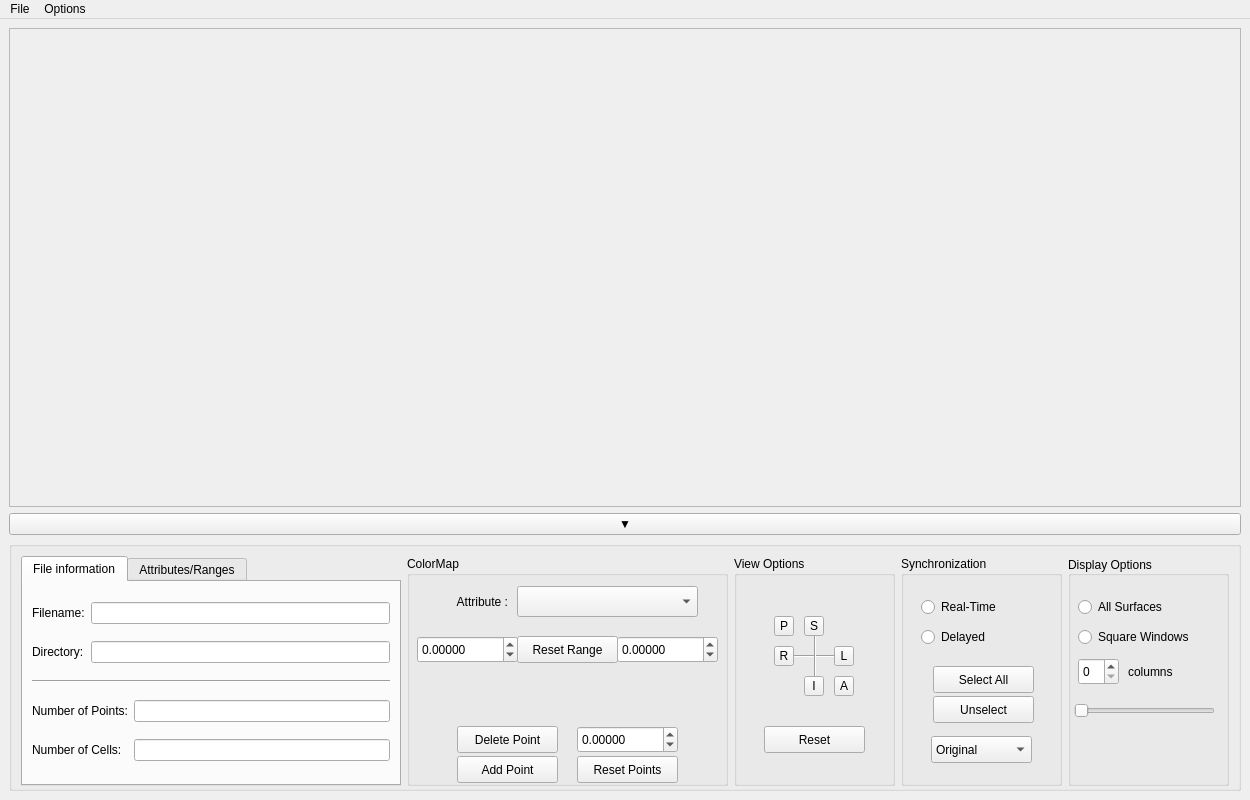
The window that src/ShapePopulationQT.ui (NIRALUser/ShapePopulationViewer) describes before a commit, drawn with Qt 5.
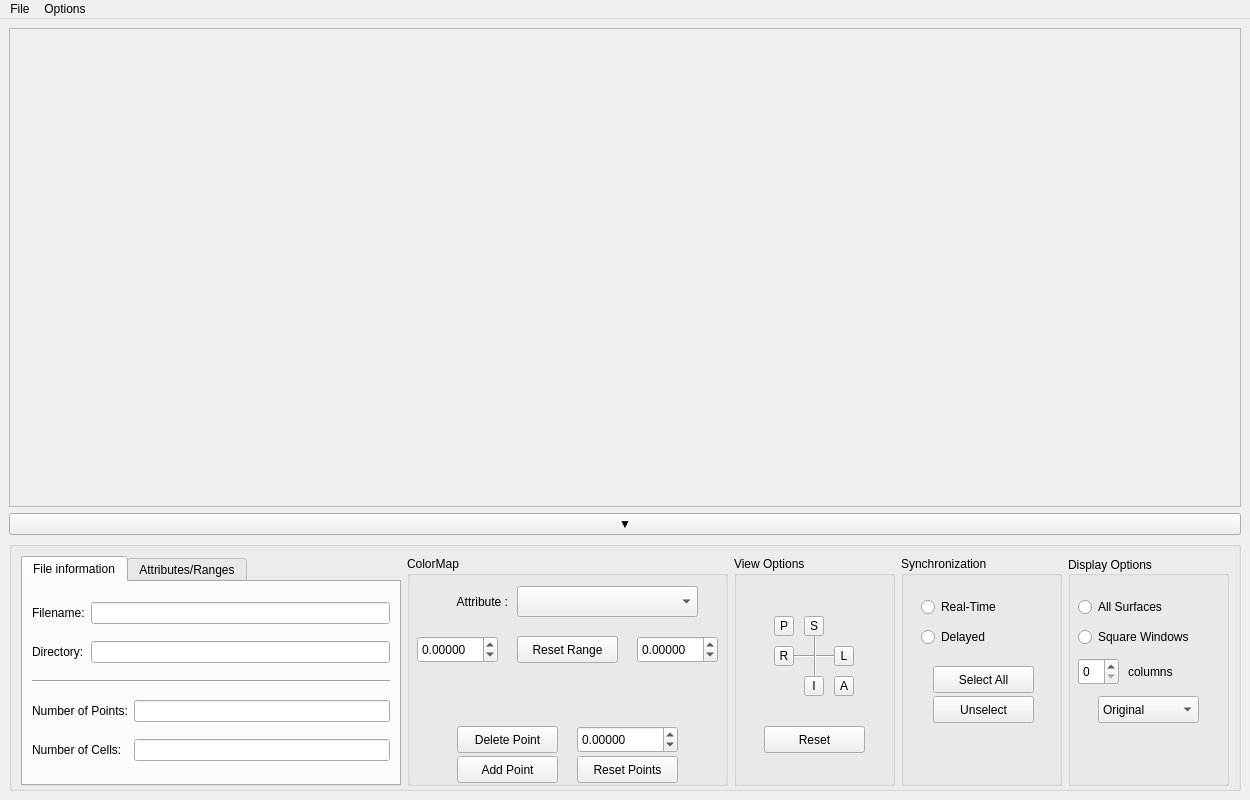
The same window after the commit. Custom widgets are drawn as their Qt base class.

```diff
--- a/src/ShapePopulationQT.ui
+++ b/src/ShapePopulationQT.ui
@@ -401,7 +401,7 @@
            <rect>
             <x>10</x>
             <y>80</y>
-            <width>101</width>
+            <width>81</width>
             <height>27</height>
            </rect>
           </property>
@@ -418,9 +418,9 @@
          <widget class="QDoubleSpinBox" name="spinBox_VISU_max">
           <property name="geometry">
            <rect>
-            <x>210</x>
+            <x>230</x>
             <y>80</y>
-            <width>101</width>
+            <width>81</width>
             <height>27</height>
            </rect>
           </property>
@@ -783,26 +783,6 @@
            <string>Unselect</string>
           </property>
          </widget>
-         <widget class="QComboBox" name="comboBox_SYNC_position">
-          <property name="geometry">
-           <rect>
-            <x>30</x>
-            <y>180</y>
-            <width>101</width>
-            <height>27</height>
-           </rect>
-          </property>
-          <item>
-           <property name="text">
-            <string>Original</string>
-           </property>
-          </item>
-          <item>
-           <property name="text">
-            <string>Centered</string>
-           </property>
-          </item>
-         </widget>
         </widget>
        </item>
        <item>
@@ -874,24 +854,25 @@
            <string>columns</string>
           </property>
          </widget>
-         <widget class="QSlider" name="slider_DISPLAY_columns">
-          <property name="enabled">
-           <bool>true</bool>
-          </property>
+         <widget class="QComboBox" name="comboBox_SYNC_position">
           <property name="geometry">
            <rect>
-            <x>6</x>
-            <y>139</y>
-            <width>141</width>
-            <height>31</height>
+            <x>30</x>
+            <y>140</y>
+            <width>101</width>
+            <height>27</height>
            </rect>
           </property>
-          <property name="minimum">
-           <number>1</number>
-          </property>
-          <property name="orientation">
-           <enum>Qt::Horizontal</enum>
-          </property>
+          <item>
+           <property name="text">
+            <string>Original</string>
+           </property>
+          </item>
+          <item>
+           <property name="text">
+            <string>Centered</string>
+           </property>
+          </item>
          </widget>
         </widget>
        </item>
```
Left out of the diff: 35 changed lines with no effect on the pictures.
